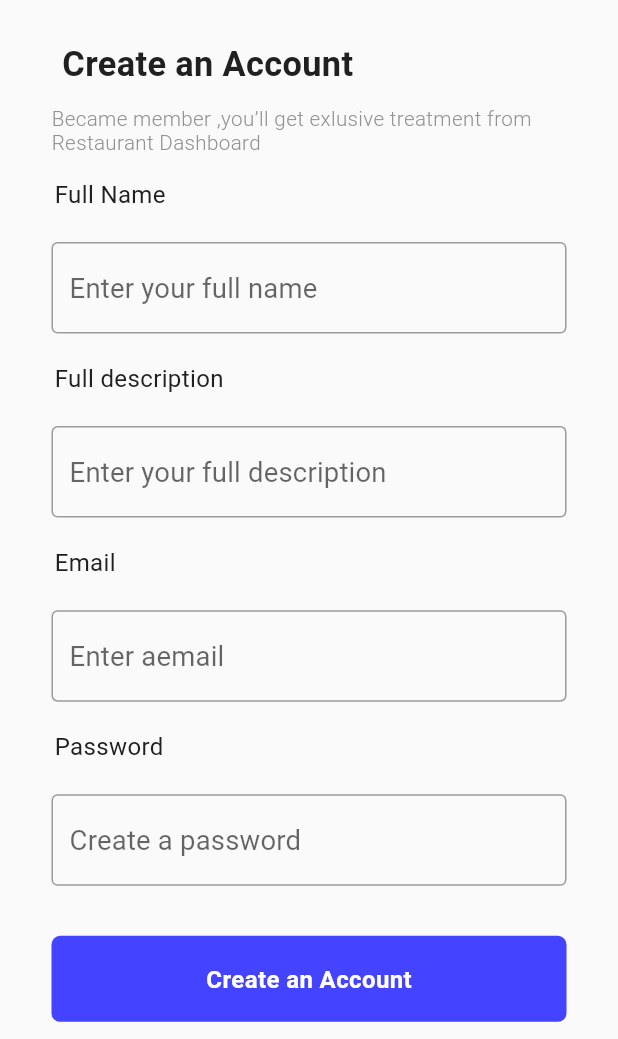
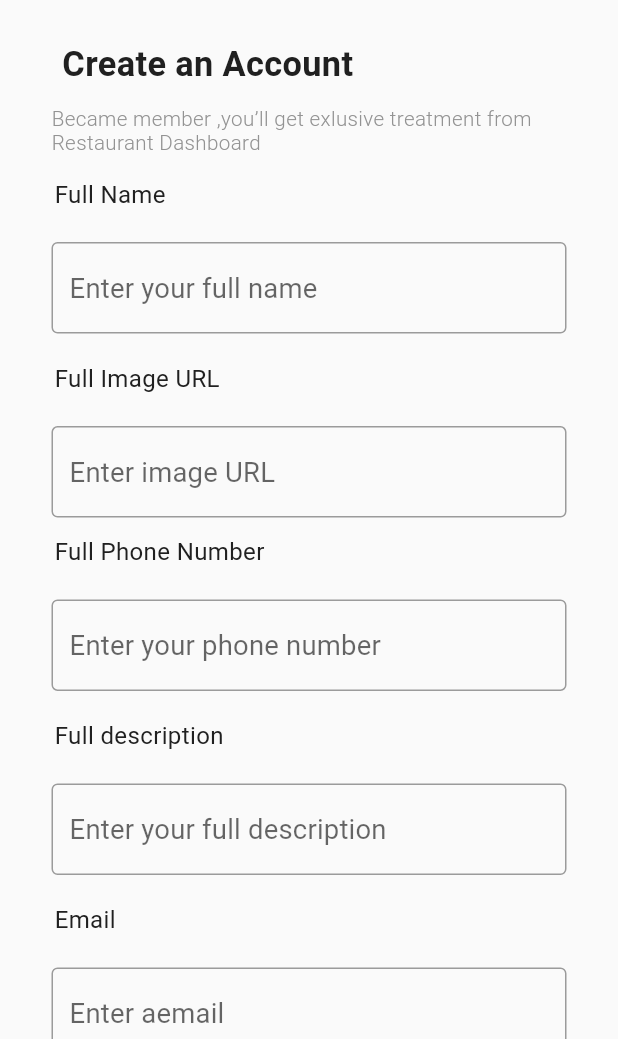
Before and after one commit to MuhanadIbrahim/food_delivery_app_restaurant, a Flutter app: the SignUpBodyScrean screen opened directly, on a phone screen of 412 x 824 dp, the part 197-1236 px from its top. Run offline on Flutter 3.47's test engine with Material 2 defaults, Android fonts, the phone set to English and light mode, and no system bars; our stand-ins replace bloc, cloud_firestore, device_preview, equatable, firebase_auth, firebase_core and 5 more; missing offline and left inert: dart:ffi; accounts and stored records are empty; Roboto replaces fonts that are missing (Poppins); statements that could not run were skipped.

Commit message:
diplay the phone number and url image of the restaurant

```diff
--- a/lib/presentation/body_screans.dart/sign_up_body_screan.dart
+++ b/lib/presentation/body_screans.dart/sign_up_body_screan.dart
@@ -21,6 +21,10 @@ class _SignUpBodyScreanState extends State<SignUpBodyScrean> {
   String? name;
 
   String? description;
+
+  int? phoneNumber;
+
+  String? picture;
 
   GlobalKey<FormState> formkey = GlobalKey();
 
@@ -141,6 +145,75 @@ class _SignUpBodyScreanState extends State<SignUpBodyScrean> {
                           height: 28.h,
                         ),
                         Text(
+                          'Full Image URL ',
+                          textAlign: TextAlign.center,
+                          style: TextStyle(
+                            color: const Color(0xFF202020),
+                            fontSize: 14.sp,
+                            fontFamily: 'Poppins',
+                            fontWeight: FontWeight.w400,
+                            height: 0.12.h,
+                          ),
+                        ),
+                        SizedBox(
+                          height: 22.h,
+                        ),
+                        TextFormField(
+                          style: TextStyle(color: Colors.black),
+                          onChanged: (value) {
+                            picture = value;
+                          },
+                          validator: (value) {
+                            if (value!.isEmpty) {
+                              return 'please fill this field';
+                            }
+                            return null;
+                          },
+                          decoration: InputDecoration(
+                            border: OutlineInputBorder(),
+                            hintText: 'Enter image URL',
+                          ),
+                        ),
+                        SizedBox(
+                          height: 22.h,
+                        ),
+                        Text(
+                          'Full Phone Number ',
+                          textAlign: TextAlign.center,
+                          style: TextStyle(
+                            color: const Color(0xFF202020),
+                            fontSize: 14.sp,
+                            fontFamily: 'Poppins',
+                            fontWeight: FontWeight.w400,
+                            height: 0.12.h,
+                          ),
+                        ),
+                        SizedBox(
+                          height: 22.h,
+                        ),
+                        TextFormField(
+                          keyboardType: TextInputType.number,
+                          style: TextStyle(color: Colors.black),
+                          onChanged: (value) {
+                            phoneNumber = value as int;
+                          },
+                          validator: (value) {
+                            if (value!.isEmpty) {
+                              return 'please fill this field';
+                            } else if (value.length > 15) {
+                              return 'phone number too long';
+                            }
+                            return null;
+                          },
+                          decoration: InputDecoration(
+                            border: OutlineInputBorder(),
+                            hintText: 'Enter your phone number',
+                          ),
+                        ),
+                        SizedBox(
+                          height: 28.h,
+                        ),
+                        Text(
                           'Full description ',
                           textAlign: TextAlign.center,
                           style: TextStyle(
@@ -246,6 +319,8 @@ class _SignUpBodyScreanState extends State<SignUpBodyScrean> {
                                     MyRestaurant myRestaurant =
                                         MyRestaurant.empty;
                                     myRestaurant = myRestaurant.copyWith(
+                                        picture: picture,
+                                        phoneNumber: phoneNumber,
                                         description: description,
                                         email: email,
                                         name: name);
```
